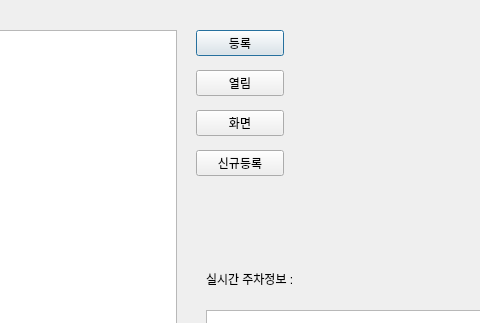
Old version of the form joeffice/iot_project_parking.ui in the repository addinedu-ros-10th/iot-repo-1; both pictures show x 204 to 684 and y 0 to 323 of the 1027 by 880 pixel window.
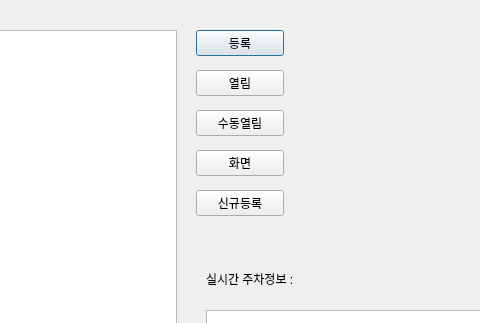
New version of the form.

Patch:
```diff
--- a/joeffice/iot_project_parking.ui
+++ b/joeffice/iot_project_parking.ui
@@ -53,7 +53,7 @@
    <property name="geometry">
     <rect>
      <x>400</x>
-     <y>110</y>
+     <y>150</y>
      <width>88</width>
      <height>26</height>
     </rect>
@@ -66,7 +66,7 @@
    <property name="geometry">
     <rect>
      <x>400</x>
-     <y>150</y>
+     <y>190</y>
      <width>88</width>
      <height>26</height>
     </rect>
@@ -134,6 +134,19 @@
     </rect>
    </property>
   </widget>
+  <widget class="QPushButton" name="doButton">
+   <property name="geometry">
+    <rect>
+     <x>400</x>
+     <y>110</y>
+     <width>88</width>
+     <height>26</height>
+    </rect>
+   </property>
+   <property name="text">
+    <string>수동열림</string>
+   </property>
+  </widget>
  </widget>
  <resources/>
  <connections/>
```
